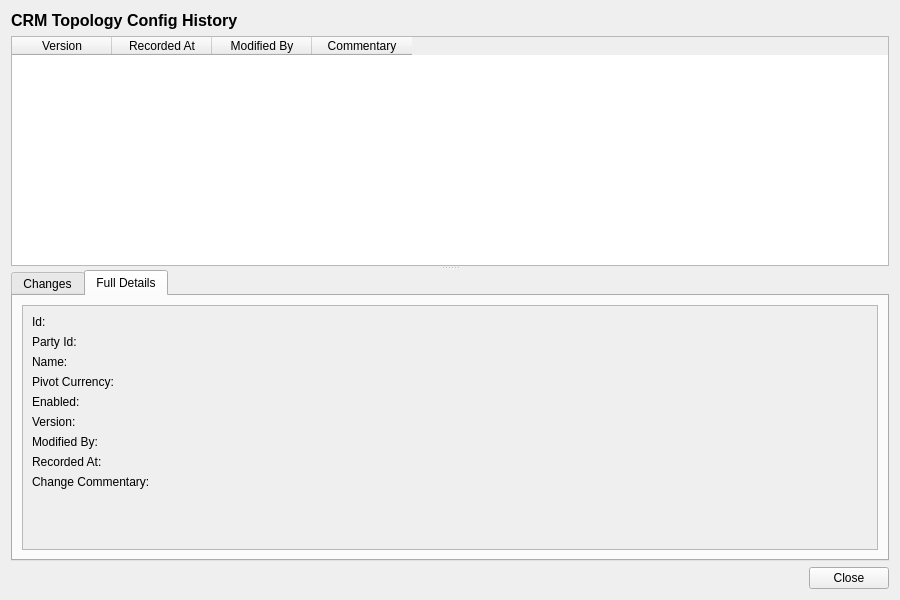
First picture: the form in projects/ores.qt/refdata/ui/CrmTopologyConfigHistoryDialog.ui, repository OreStudio/OreStudio, before the edit.
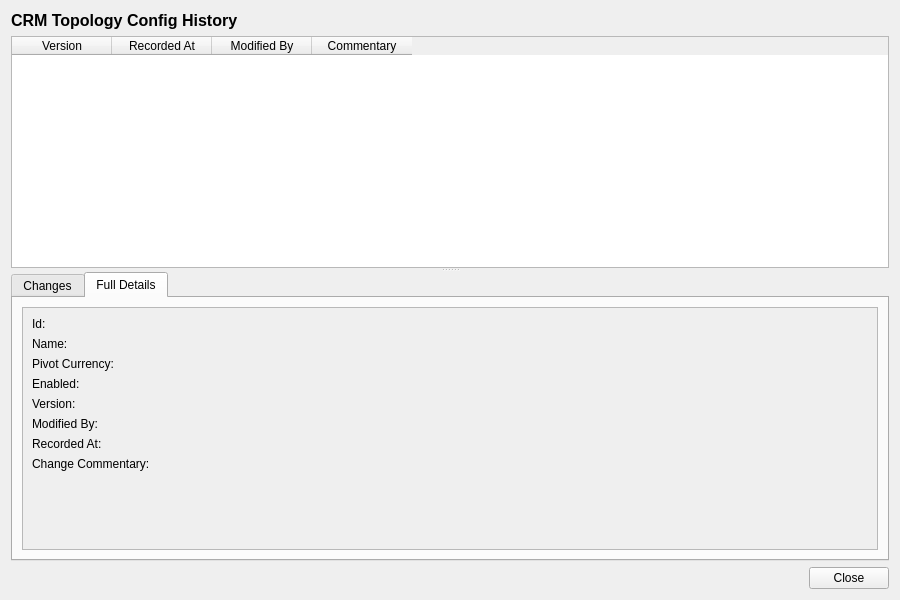
Second picture: the form after the edit. The open tabs and pages were chosen to show the change.

Commit message: [qt] Hide party_id, flag currency codes, keep config_id list-only on CRM entities

The edit to the form file:
```diff
--- a/projects/ores.qt/refdata/ui/CrmTopologyConfigHistoryDialog.ui
+++ b/projects/ores.qt/refdata/ui/CrmTopologyConfigHistoryDialog.ui
@@ -164,111 +164,97 @@
                 </widget>
                </item>
                <item row="1" column="0">
-                <widget class="QLabel" name="party_idLabel">
-                 <property name="text">
-                  <string>Party Id:</string>
-                 </property>
-                </widget>
-               </item>
-               <item row="1" column="1">
-                <widget class="QLabel" name="partyIdValue">
-                 <property name="text">
-                  <string/>
-                 </property>
-                </widget>
-               </item>
-               <item row="2" column="0">
                 <widget class="QLabel" name="nameLabel">
                  <property name="text">
                   <string>Name:</string>
                  </property>
                 </widget>
                </item>
-               <item row="2" column="1">
+               <item row="1" column="1">
                 <widget class="QLabel" name="nameValue">
                  <property name="text">
                   <string/>
                  </property>
                 </widget>
                </item>
-               <item row="3" column="0">
+               <item row="2" column="0">
                 <widget class="QLabel" name="pivot_currency_codeLabel">
                  <property name="text">
                   <string>Pivot Currency:</string>
                  </property>
                 </widget>
                </item>
-               <item row="3" column="1">
+               <item row="2" column="1">
                 <widget class="QLabel" name="pivotCcyValue">
                  <property name="text">
                   <string/>
                  </property>
                 </widget>
                </item>
-               <item row="4" column="0">
+               <item row="3" column="0">
                 <widget class="QLabel" name="enabledLabel">
                  <property name="text">
                   <string>Enabled:</string>
                  </property>
                 </widget>
                </item>
-               <item row="4" column="1">
+               <item row="3" column="1">
                 <widget class="QLabel" name="enabledCheckBox">
                  <property name="text">
                   <string/>
                  </property>
                 </widget>
                </item>
-               <item row="5" column="0">
+               <item row="4" column="0">
                 <widget class="QLabel" name="versionNumberLabel">
                  <property name="text">
                   <string>Version:</string>
                  </property>
                 </widget>
                </item>
-               <item row="5" column="1">
+               <item row="4" column="1">
                 <widget class="QLabel" name="versionNumberValue">
                  <property name="text">
                   <string/>
                  </property>
                 </widget>
                </item>
-               <item row="6" column="0">
+               <item row="5" column="0">
                 <widget class="QLabel" name="modifiedByLabel">
                  <property name="text">
                   <string>Modified By:</string>
                  </property>
                 </widget>
                </item>
-               <item row="6" column="1">
+               <item row="5" column="1">
                 <widget class="QLabel" name="modifiedByValue">
                  <property name="text">
                   <string/>
                  </property>
                 </widget>
                </item>
-               <item row="7" column="0">
+               <item row="6" column="0">
                 <widget class="QLabel" name="recordedAtLabel">
                  <property name="text">
                   <string>Recorded At:</string>
                  </property>
                 </widget>
                </item>
-               <item row="7" column="1">
+               <item row="6" column="1">
                 <widget class="QLabel" name="recordedAtValue">
                  <property name="text">
                   <string/>
                  </property>
                 </widget>
                </item>
-               <item row="8" column="0">
+               <item row="7" column="0">
                 <widget class="QLabel" name="changeCommentaryLabel">
                  <property name="text">
                   <string>Change Commentary:</string>
                  </property>
                 </widget>
                </item>
-               <item row="8" column="1">
+               <item row="7" column="1">
                 <widget class="QLabel" name="changeCommentaryValue">
                  <property name="text">
                   <string/>
```
The commit also changes 36 other files.
